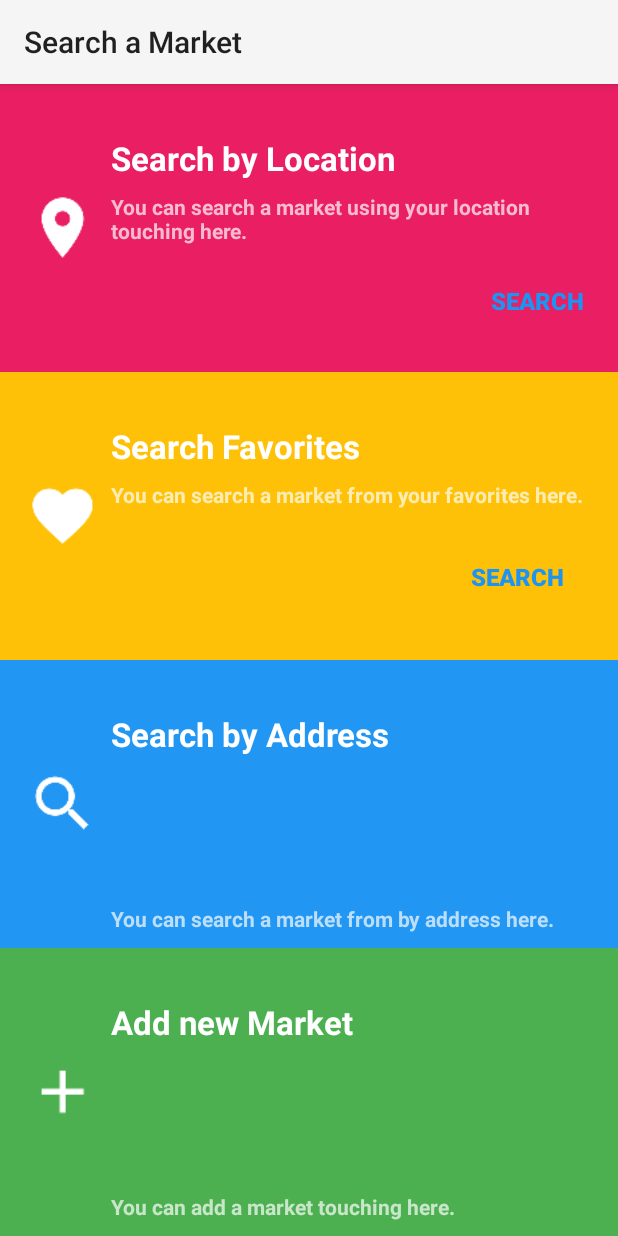
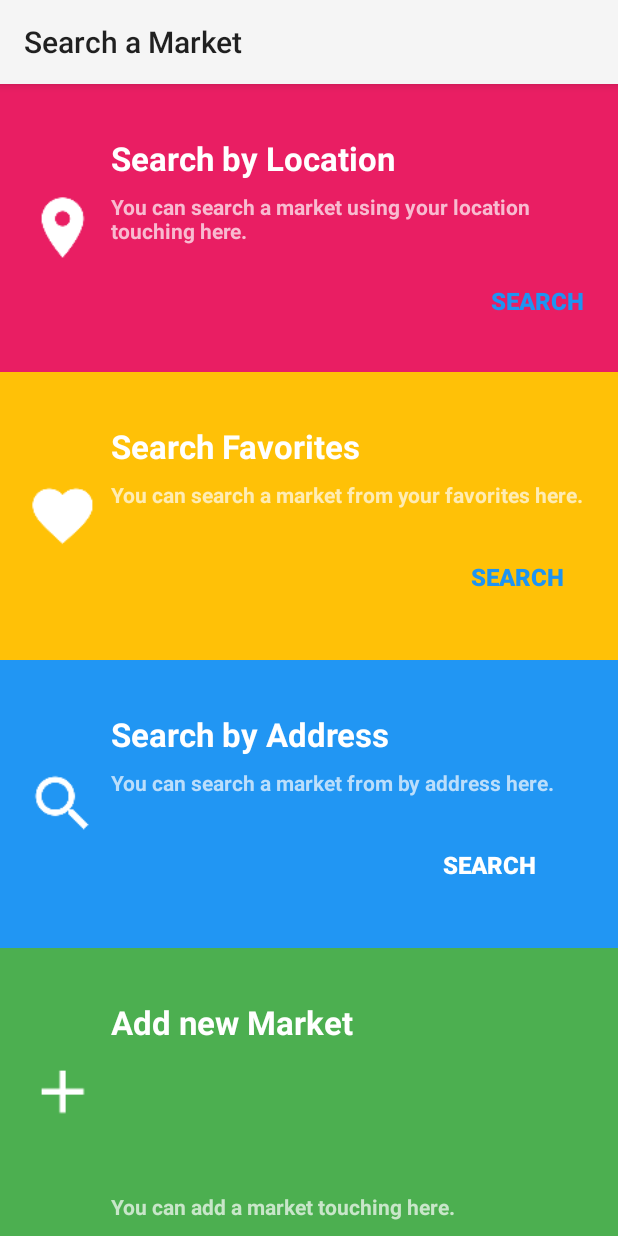
Before and after one commit to LaMaldicionDeMandos/social-pricing-android, an Android app: the screen it shows after launch (InitActivity), on a phone screen of 412 x 824 dp. Run offline under Robolectric (Android 15) with nearby library versions, the phone set to English and light mode, and no system bars; 1 statement that could not run was skipped.

Commit message:
agrego boton buscar en search

```diff
--- a/social-pricing/app/src/main/res/layout/activity_init.xml
+++ b/social-pricing/app/src/main/res/layout/activity_init.xml
@@ -160,9 +160,23 @@
             android:text="@string/search_by_search_desc"
             android:textColor="@color/blue_text_desc"
             android:id="@+id/searchDesc"
-            android:layout_alignParentBottom="true"
-            android:layout_alignLeft="@+id/searchTitle"
-            android:layout_alignStart="@+id/searchTitle" />
+            android:layout_alignTop="@+id/searchIcon"
+            android:layout_toRightOf="@+id/searchIcon"
+            android:layout_toEndOf="@+id/searchIcon" />
+        <Button
+            style="?android:attr/borderlessButtonStyle"
+            android:paddingBottom="10dp"
+            android:layout_width="wrap_content"
+            android:layout_height="wrap_content"
+            android:text="@string/search"
+            android:id="@+id/searchButton"
+            android:layout_alignRight="@+id/searchDesc"
+            android:layout_alignEnd="@+id/searchDesc"
+            android:textSize="@dimen/small_button"
+            android:textStyle="bold"
+            android:textColor="@android:color/white"
+            android:layout_below="@+id/searchDesc"
+            android:layout_alignParentBottom="true" />
     </RelativeLayout>
     <RelativeLayout
         android:layout_width="match_parent"
```
